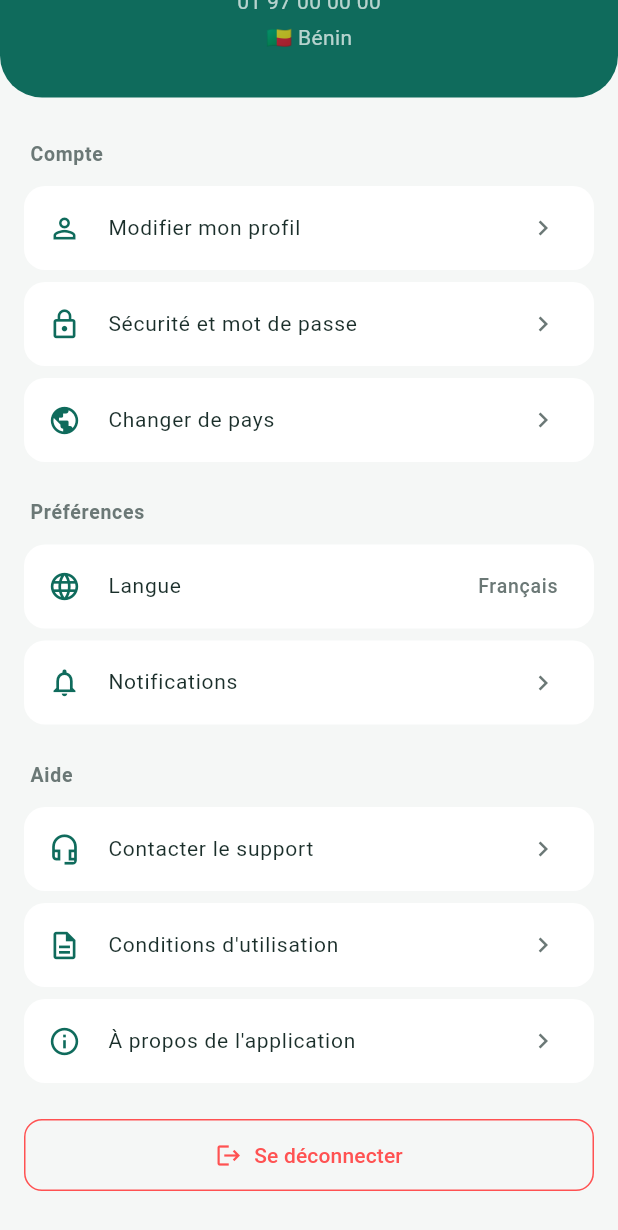
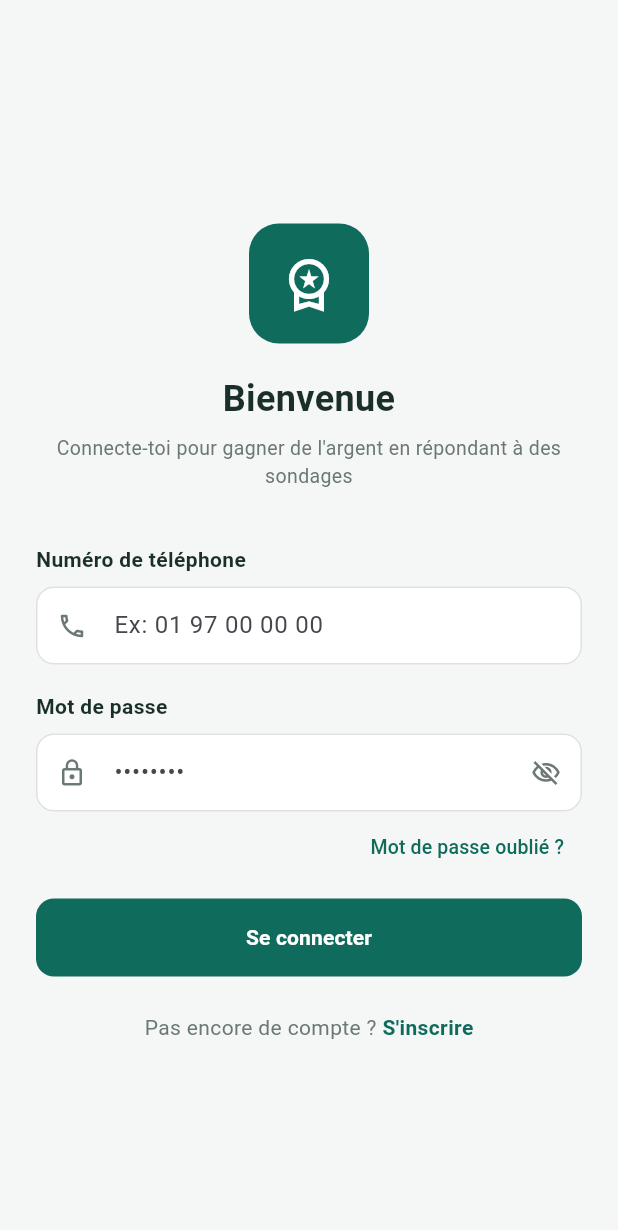
Before and after one commit to slownpoke/mon-appli-job, a Flutter app: the ProfileScreen screen opened directly, scrolled down 188 dp, after a tap on "Se déconnecter", on a phone screen of 412 x 824 dp. Shown: the top 1230 px of the screen. Run offline on Flutter 3.47's test engine with Material 3 defaults, Android fonts, the phone set to English and light mode, and no system bars.

Commit message:
Ecrans connexion et inscription

```diff
--- a/lib/main.dart
+++ b/lib/main.dart
@@ -1,5 +1,5 @@
 import 'package:flutter/material.dart';
-import 'screens/main_navigation.dart';
+import 'screens/login_screen.dart';
 
 void main() {
   runApp(const MyApp());
@@ -18,7 +18,7 @@ class MyApp extends StatelessWidget {
         fontFamily: 'Roboto',
         scaffoldBackgroundColor: const Color(0xFFF5F7F6),
       ),
-      home: const MainNavigation(),
+      home: const LoginScreen(),
     );
   }
 }
--- /dev/null
+++ b/lib/screens/login_screen.dart
@@ -0,0 +1,167 @@
+import 'package:flutter/material.dart';
+import 'home_screen.dart'; // pour AppColors
+import 'main_navigation.dart';
+import 'signup_screen.dart';
+
+class LoginScreen extends StatefulWidget {
+  const LoginScreen({super.key});
+
+  @override
+  State<LoginScreen> createState() => _LoginScreenState();
+}
+
+class _LoginScreenState extends State<LoginScreen> {
+  final _phoneController = TextEditingController();
+  final _passwordController = TextEditingController();
+  bool _obscurePassword = true;
+
+  @override
+  Widget build(BuildContext context) {
+    return Scaffold(
+      backgroundColor: AppColors.background,
+      body: SafeArea(
+        child: Padding(
+          padding: const EdgeInsets.symmetric(horizontal: 24),
+          child: Center(
+            child: SingleChildScrollView(
+              child: Column(
+                crossAxisAlignment: CrossAxisAlignment.stretch,
+                children: [
+                  const SizedBox(height: 40),
+                  Center(
+                    child: Container(
+                      width: 80,
+                      height: 80,
+                      decoration: BoxDecoration(
+                        color: AppColors.primary,
+                        borderRadius: BorderRadius.circular(20),
+                      ),
+                      child: const Icon(Icons.workspace_premium_outlined,
+                          color: Colors.white, size: 40),
+                    ),
+                  ),
+                  const SizedBox(height: 20),
+                  const Text(
+                    "Bienvenue",
+                    textAlign: TextAlign.center,
+                    style: TextStyle(
+                      fontSize: 24,
+                      fontWeight: FontWeight.bold,
+                      color: AppColors.textDark,
+                    ),
+                  ),
+                  const SizedBox(height: 6),
+                  const Text(
+                    "Connecte-toi pour gagner de l'argent en répondant à des sondages",
+                    textAlign: TextAlign.center,
+                    style: TextStyle(fontSize: 13, color: AppColors.textGrey),
+                  ),
+                  const SizedBox(height: 36),
+
+                  const Text("Numéro de téléphone",
+                      style: TextStyle(fontWeight: FontWeight.w600, color: AppColors.textDark)),
+                  const SizedBox(height: 8),
+                  TextField(
+                    controller: _phoneController,
+                    keyboardType: TextInputType.phone,
+                    decoration: _inputDecoration("Ex: 01 97 00 00 00", Icons.phone_outlined),
+                  ),
+                  const SizedBox(height: 18),
+
+                  const Text("Mot de passe",
+                      style: TextStyle(fontWeight: FontWeight.w600, color: AppColors.textDark)),
+                  const SizedBox(height: 8),
+                  TextField(
+                    controller: _passwordController,
+                    obscureText: _obscurePassword,
+                    decoration: _inputDecoration("••••••••", Icons.lock_outline).copyWith(
+                      suffixIcon: IconButton(
+                        icon: Icon(
+                          _obscurePassword ? Icons.visibility_off_outlined : Icons.visibility_outlined,
+                          color: AppColors.textGrey,
+                          size: 20,
+                        ),
+                        onPressed: () => setState(() => _obscurePassword = !_obscurePassword),
+                      ),
+                    ),
+                  ),
+
+                  Align(
+                    alignment: Alignment.centerRight,
+                    child: TextButton(
+                      onPressed: () {
+                        // TODO: écran mot de passe oublié
+                      },
+                      child: const Text("Mot de passe oublié ?",
+                          style: TextStyle(color: AppColors.primary, fontSize: 13)),
+                    ),
+                  ),
+                  const SizedBox(height: 10),
+
+                  ElevatedButton(
+                    onPressed: () {
+                      // TODO: vérifier les identifiants auprès du serveur
+                      Navigator.of(context).pushReplacement(
+                        MaterialPageRoute(builder: (_) => const MainNavigation()),
+                      );
+                    },
+                    style: ElevatedButton.styleFrom(
+                      backgroundColor: AppColors.primary,
+                      foregroundColor: Colors.white,
+                      padding: const EdgeInsets.symmetric(vertical: 16),
+                      shape: RoundedRectangleBorder(borderRadius: BorderRadius.circular(12)),
+                      elevation: 0,
+                    ),
+                    child: const Text("Se connecter", style: TextStyle(fontWeight: FontWeight.bold)),
+                  ),
+                  const SizedBox(height: 24),
+
+                  Row(
+                    mainAxisAlignment: MainAxisAlignment.center,
+                    children: [
+                      const Text("Pas encore de compte ? ", style: TextStyle(color: AppColors.textGrey)),
+                      GestureDetector(
+                        onTap: () {
+                          Navigator.of(context).push(
+                            MaterialPageRoute(builder: (_) => const SignupScreen()),
+                          );
+                        },
+                        child: const Text(
+                          "S'inscrire",
+                          style: TextStyle(color: AppColors.primary, fontWeight: FontWeight.bold),
+                        ),
+                      ),
+                    ],
+                  ),
+                  const SizedBox(height: 20),
+                ],
+              ),
+            ),
+          ),
+        ),
+      ),
+    );
+  }
+
+  InputDecoration _inputDecoration(String hint, IconData icon) {
+    return InputDecoration(
+      hintText: hint,
+      prefixIcon: Icon(icon, color: AppColors.textGrey, size: 20),
+      filled: true,
+      fillColor: AppColors.cardWhite,
+      contentPadding: const EdgeInsets.symmetric(horizontal: 14, vertical: 14),
+      border: OutlineInputBorder(
+        borderRadius: BorderRadius.circular(12),
+        borderSide: BorderSide(color: Colors.grey.shade300),
+      ),
+      enabledBorder: OutlineInputBorder(
+        borderRadius: BorderRadius.circular(12),
+        borderSide: BorderSide(color: Colors.grey.shade300),
+      ),
+      focusedBorder: OutlineInputBorder(
+        borderRadius: BorderRadius.circular(12),
+        borderSide: const BorderSide(color: AppColors.primary, width: 1.5),
+      ),
+    );
+  }
+}
--- a/lib/screens/profile_screen.dart
+++ b/lib/screens/profile_screen.dart
@@ -1,5 +1,6 @@
 import 'package:flutter/material.dart';
 import 'home_screen.dart'; // pour AppColors
+import 'login_screen.dart';
 
 class ProfileScreen extends StatelessWidget {
   const ProfileScreen({super.key});
@@ -32,7 +33,7 @@ class ProfileScreen extends StatelessWidget {
           _buildMenuTile(Icons.description_outlined, "Conditions d'utilisation"),
           _buildMenuTile(Icons.info_outline, "À propos de l'application"),
           const SizedBox(height: 20),
-          _buildLogoutButton(),
+          _buildLogoutButton(context),
           const SizedBox(height: 30),
         ],
       ),
@@ -113,14 +114,17 @@ class ProfileScreen extends StatelessWidget {
     );
   }
 
-  Widget _buildLogoutButton() {
+  Widget _buildLogoutButton(BuildContext context) {
     return Padding(
       padding: const EdgeInsets.symmetric(horizontal: 16),
       child: SizedBox(
         width: double.infinity,
         child: OutlinedButton.icon(
           onPressed: () {
-            // TODO: gérer la déconnexion
+            Navigator.of(context).pushAndRemoveUntil(
+              MaterialPageRoute(builder: (_) => const LoginScreen()),
+              (route) => false,
+            );
           },
           icon: const Icon(Icons.logout, color: Colors.redAccent, size: 18),
           label: const Text("Se déconnecter", style: TextStyle(color: Colors.redAccent)),
```
Also changed, not shown: lib/screens/signup_screen.dart (added, +165 -0 lines).
